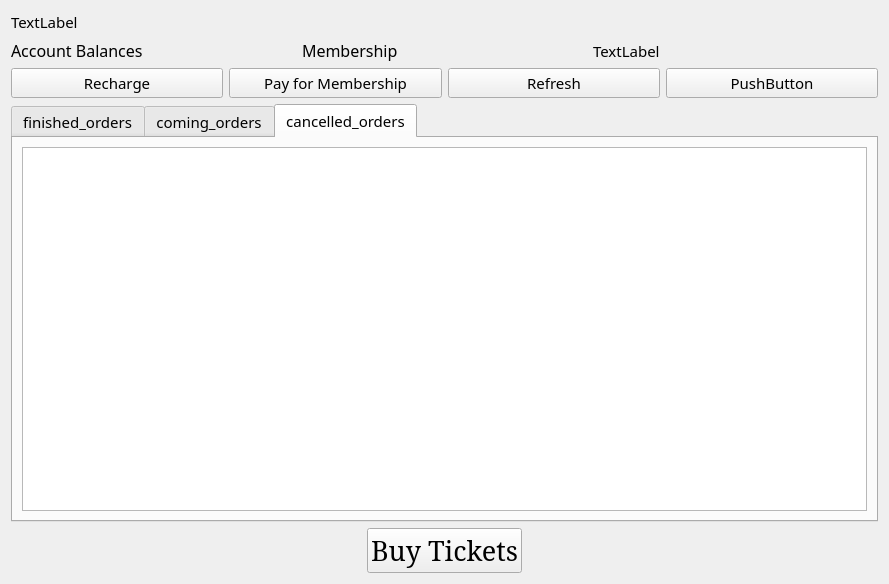
Qt form account_and_orders.ui (Aloereed/Flightman_Client_DATA130039) before a commit.
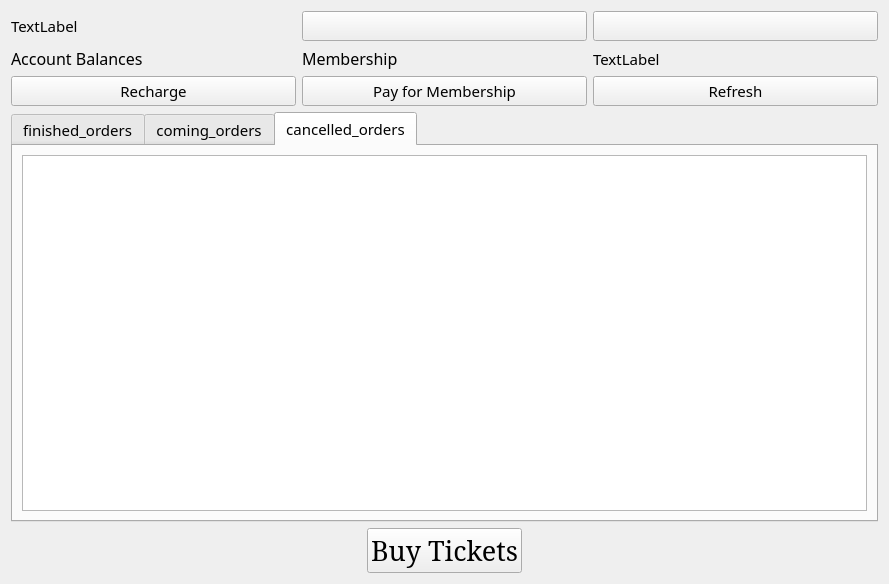
The same form after that commit. Icons and pictures are not drawn.

Patch:
```diff
--- a/account_and_orders.ui
+++ b/account_and_orders.ui
@@ -22,15 +22,41 @@
   <property name="windowTitle">
    <string>Account and Orders</string>
   </property>
-  <layout class="QGridLayout" name="gridLayout">
-   <item row="0" column="0">
-    <widget class="QLabel" name="User_label">
-     <property name="text">
-      <string>TextLabel</string>
-     </property>
-    </widget>
+  <layout class="QVBoxLayout" name="verticalLayout">
+   <item>
+    <layout class="QHBoxLayout" name="horizontalLayout_4">
+     <item>
+      <widget class="QLabel" name="User_label">
+       <property name="text">
+        <string>TextLabel</string>
+       </property>
+      </widget>
+     </item>
+     <item>
+      <widget class="QPushButton" name="MessageBox_pushButton">
+       <property name="text">
+        <string/>
+       </property>
+       <property name="icon">
+        <iconset resource="png.qrc">
+         <normaloff>:/png/msg.png</normaloff>:/png/msg.png</iconset>
+       </property>
+      </widget>
+     </item>
+     <item>
+      <widget class="QPushButton" name="logoutButton">
+       <property name="text">
+        <string/>
+       </property>
+       <property name="icon">
+        <iconset resource="png.qrc">
+         <normaloff>:/png/logout.png</normaloff>:/png/logout.png</iconset>
+       </property>
+      </widget>
+     </item>
+    </layout>
    </item>
-   <item row="1" column="0">
+   <item>
     <layout class="QHBoxLayout" name="horizontalLayout">
      <item>
       <widget class="QLabel" name="account_label">
@@ -67,7 +93,7 @@
      </item>
     </layout>
    </item>
-   <item row="2" column="0">
+   <item>
     <layout class="QHBoxLayout" name="horizontalLayout_2">
      <item>
       <widget class="QPushButton" name="Recharge_pushButton">
@@ -90,16 +116,9 @@
        </property>
       </widget>
      </item>
-     <item>
-      <widget class="QPushButton" name="MessageBox_pushButton">
-       <property name="text">
-        <string>PushButton</string>
-       </property>
-      </widget>
-     </item>
     </layout>
    </item>
-   <item row="3" column="0">
+   <item>
     <widget class="QTabWidget" name="orders">
      <property name="currentIndex">
       <number>2</number>
@@ -136,7 +155,7 @@
      </widget>
     </widget>
    </item>
-   <item row="4" column="0">
+   <item>
     <layout class="QHBoxLayout" name="horizontalLayout_3">
      <item>
       <spacer name="horizontalSpacer_2">
```
Left out of the diff: 4 changed lines with no effect on the pictures.
